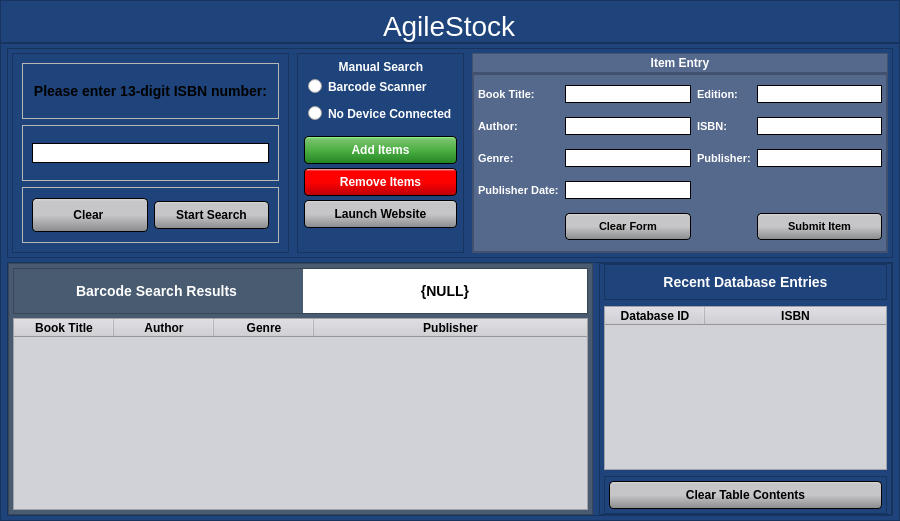
stmark707/Capstone_Project, file design_files/simplified_inventory_interface_manual_search_added.ui: the form before one commit.
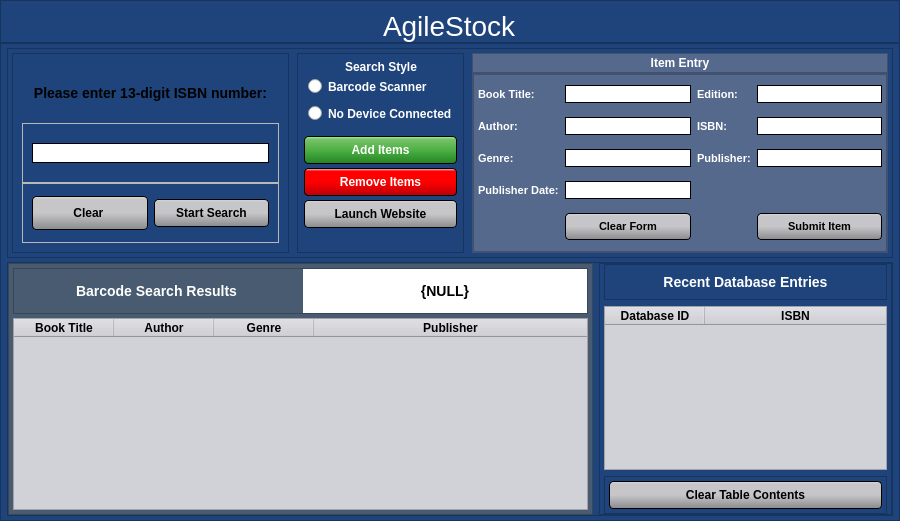
The form after the commit. Icons and pictures are not drawn.

The edit to the form file:
```diff
--- a/design_files/simplified_inventory_interface_manual_search_added.ui
+++ b/design_files/simplified_inventory_interface_manual_search_added.ui
@@ -523,10 +523,14 @@
                  <enum>QFrame::Raised</enum>
                 </property>
                 <layout class="QVBoxLayout" name="verticalLayout_13">
+                 <property name="spacing">
+                  <number>0</number>
+                 </property>
                  <item>
                   <widget class="QFrame" name="static_title_label_frame">
                    <property name="styleSheet">
-                    <string notr="true">background-color:none;</string>
+                    <string notr="true">background-color:none;
+border: none;</string>
                    </property>
                    <property name="frameShape">
                     <enum>QFrame::StyledPanel</enum>
@@ -752,7 +756,7 @@
 border: None;</string>
                </property>
                <property name="title">
-                <string>Manual Search</string>
+                <string>Search Style</string>
                </property>
                <property name="alignment">
                 <set>Qt::AlignCenter</set>
```
